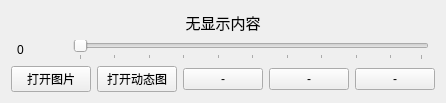
Old version of the form exp8_ImageShow/widget.ui in the repository Xie-Long-0/Qt_projects.
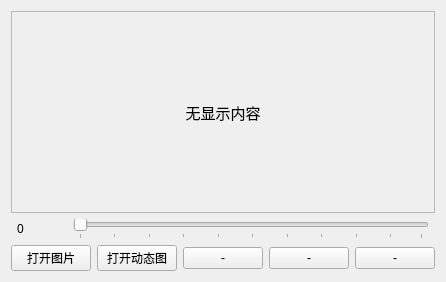
New version of the form.

Commit message: fix scroll area and its layout

```diff
--- a/exp8_ImageShow/widget.ui
+++ b/exp8_ImageShow/widget.ui
@@ -2,10 +2,48 @@
 <ui version="4.0">
  <class>Widget</class>
  <widget class="QWidget" name="Widget">
+  <property name="geometry">
+   <rect>
+    <x>0</x>
+    <y>0</y>
+    <width>444</width>
+    <height>282</height>
+   </rect>
+  </property>
   <property name="windowTitle">
    <string>exp8_ImageShow</string>
   </property>
-  <layout class="QVBoxLayout" name="verticalLayout" stretch="1,0,0">
+  <layout class="QVBoxLayout" name="verticalLayout" stretch="0,0,0">
+   <item>
+    <widget class="QScrollArea" name="scrollArea">
+     <property name="widgetResizable">
+      <bool>true</bool>
+     </property>
+     <widget class="QWidget" name="scrollAreaWidgetContents">
+      <property name="geometry">
+       <rect>
+        <x>0</x>
+        <y>0</y>
+        <width>424</width>
+        <height>206</height>
+       </rect>
+      </property>
+      <layout class="QVBoxLayout" name="verticalLayout_2">
+       <property name="spacing">
+        <number>0</number>
+       </property>
+       <property name="leftMargin">
+        <number>0</number>
+       </property>
+       <property name="topMargin">
+        <number>0</number>
+       </property>
+       <property name="rightMargin">
+        <number>0</number>
+       </property>
+       <property name="bottomMargin">
+        <number>0</number>
+       </property>
    <item>
     <widget class="QLabel" name="label_Viewer">
      <property name="font">
@@ -28,6 +66,10 @@
      <property name="alignment">
       <set>Qt::AlignCenter</set>
      </property>
+        </widget>
+       </item>
+      </layout>
+     </widget>
     </widget>
    </item>
    <item>
```
Lines whose indentation alone changed are shown as unchanged. The commit also changes 1 other file.
